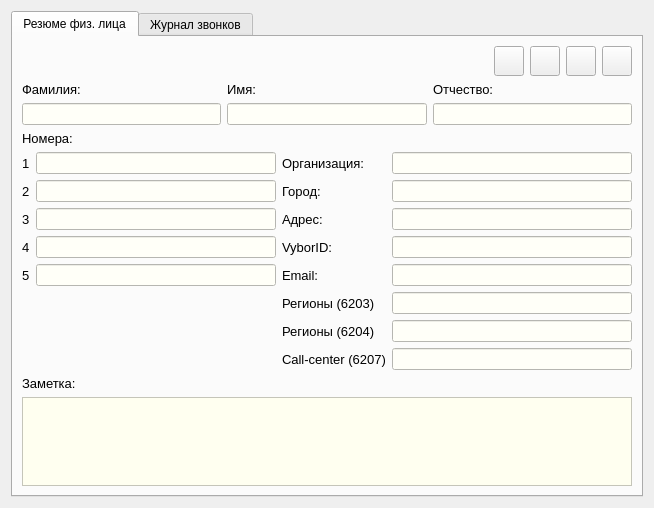
Qt form src/ViewContactDialog.ui (okostynchuk/Outcall) before a commit.
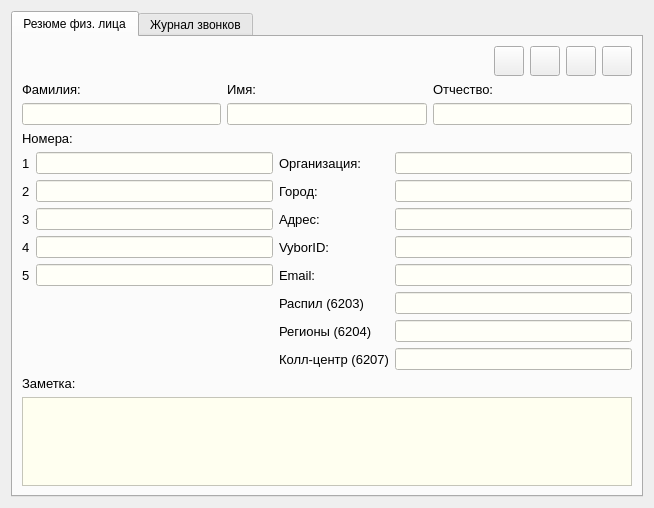
The same form after that commit. Icons and pictures are not drawn.

Patch:
```diff
--- a/src/ViewContactDialog.ui
+++ b/src/ViewContactDialog.ui
@@ -359,7 +359,7 @@
             </font>
            </property>
            <property name="text">
-            <string>Регионы (6203)</string>
+            <string>Распил (6203)</string>
            </property>
           </widget>
          </item>
@@ -383,7 +383,7 @@
             </font>
            </property>
            <property name="text">
-            <string>Call-center (6207)</string>
+            <string>Колл-центр (6207)</string>
            </property>
           </widget>
          </item>
```
